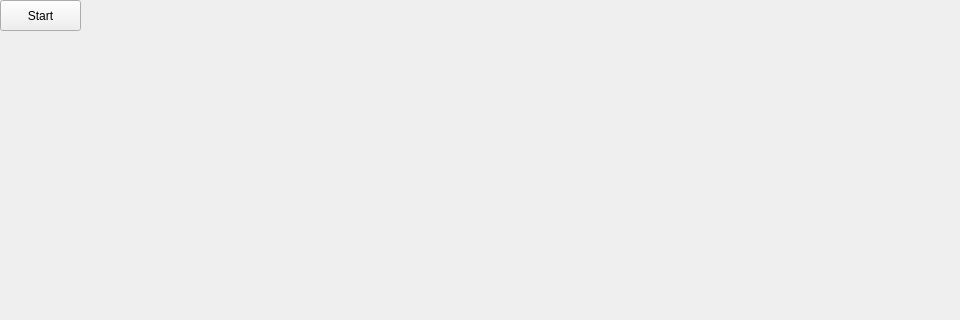
Old version of the form mainwindow.ui in the repository Elgce/Dynasties; both pictures show x 0 to 960 and y 0 to 320 of the 960 by 640 pixel window.
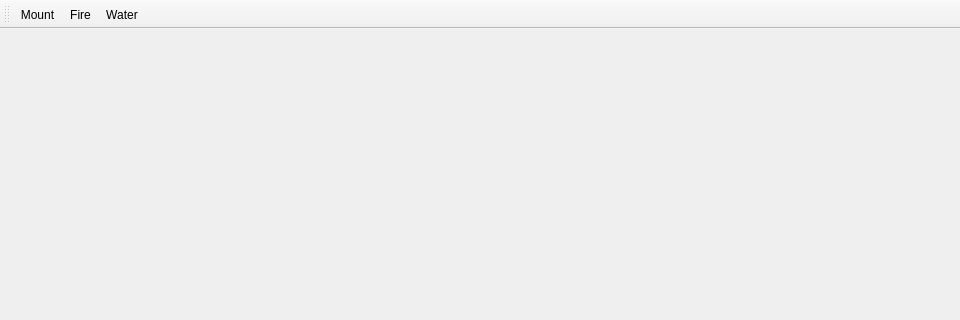
New version of the form. Icons and pictures are not drawn.

```diff
--- a/mainwindow.ui
+++ b/mainwindow.ui
@@ -22,21 +22,7 @@
   <property name="autoFillBackground">
    <bool>false</bool>
   </property>
-  <widget class="QWidget" name="centralwidget">
-   <widget class="QPushButton" name="StartBtn">
-    <property name="geometry">
-     <rect>
-      <x>0</x>
-      <y>0</y>
-      <width>81</width>
-      <height>31</height>
-     </rect>
-    </property>
-    <property name="text">
-     <string>Start</string>
-    </property>
-   </widget>
-  </widget>
+  <widget class="QWidget" name="centralwidget"/>
   <widget class="QMenuBar" name="menubar">
    <property name="geometry">
     <rect>
@@ -48,6 +34,56 @@
    </property>
   </widget>
   <widget class="QStatusBar" name="statusbar"/>
+  <widget class="QToolBar" name="toolBar_2">
+   <property name="windowTitle">
+    <string>toolBar_2</string>
+   </property>
+   <attribute name="toolBarArea">
+    <enum>TopToolBarArea</enum>
+   </attribute>
+   <attribute name="toolBarBreak">
+    <bool>false</bool>
+   </attribute>
+   <addaction name="actionMount"/>
+   <addaction name="actionFire"/>
+   <addaction name="actionWater"/>
+  </widget>
+  <action name="actionMount">
+   <property name="icon">
+    <iconset resource="Img.qrc">
+     <normaloff>:/images/Res/mount.png</normaloff>:/images/Res/mount.png</iconset>
+   </property>
+   <property name="text">
+    <string>Mount</string>
+   </property>
+   <property name="toolTip">
+    <string>Mount</string>
+   </property>
+  </action>
+  <action name="actionFire">
+   <property name="icon">
+    <iconset resource="Img.qrc">
+     <normaloff>:/images/Res/fire.png</normaloff>:/images/Res/fire.png</iconset>
+   </property>
+   <property name="text">
+    <string>Fire</string>
+   </property>
+   <property name="toolTip">
+    <string>Fire</string>
+   </property>
+  </action>
+  <action name="actionWater">
+   <property name="icon">
+    <iconset resource="Img.qrc">
+     <normaloff>:/images/Res/water.png</normaloff>:/images/Res/water.png</iconset>
+   </property>
+   <property name="text">
+    <string>Water</string>
+   </property>
+   <property name="toolTip">
+    <string>Water</string>
+   </property>
+  </action>
  </widget>
  <resources/>
  <connections/>
```
Left out of the diff: 4 changed lines with no effect on the pictures.
